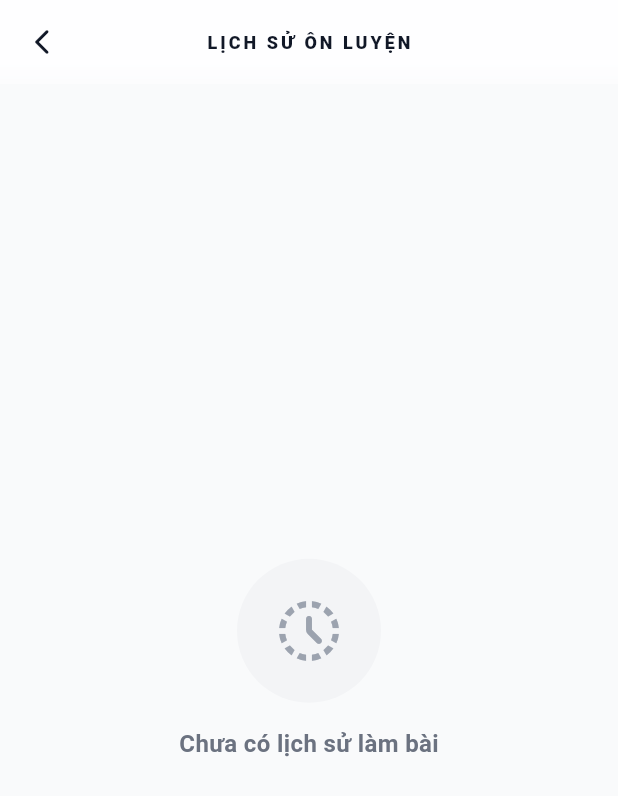
After one commit to nguyenhuukhanh-25-05-05/English, a Flutter app: the ProfileScreen screen opened directly, scrolled down 561 dp, after a tap on "Lịch sử ôn luyện", on a phone screen of 412 x 824 dp. The commit adds this screen. Shown: the top 796 px of the screen. Run offline on Flutter 3.47's test engine with Material 3 defaults, Android fonts, the phone set to English and light mode, and no system bars; our stand-ins replace flutter_tts, google_generative_ai, image_picker, sqflite; accounts and stored records are empty.

Commit message:
Feat: Practice History, Brighter AppBar, and Fixes

```diff
--- /dev/null
+++ b/lib/screens/profile/practice_history_screen.dart
@@ -0,0 +1,195 @@
+import 'dart:ui';
+import 'package:english/services/database_service.dart';
+import 'package:flutter/material.dart';
+
+class PracticeHistoryScreen extends StatelessWidget {
+  const PracticeHistoryScreen({super.key});
+
+  @override
+  Widget build(BuildContext context) {
+    return Scaffold(
+      backgroundColor: const Color(0xFFF9FAFB),
+      appBar: AppBar(
+        elevation: 0,
+        scrolledUnderElevation: 0,
+        backgroundColor: Colors.white.withValues(alpha: 0.9),
+        centerTitle: true,
+        leading: IconButton(
+          icon: const Icon(Icons.arrow_back_ios_new_rounded, size: 20),
+          color: const Color(0xFF111827),
+          onPressed: () => Navigator.pop(context),
+        ),
+        flexibleSpace: ClipRect(
+          child: BackdropFilter(
+            filter: ImageFilter.blur(sigmaX: 10, sigmaY: 10),
+            child: Container(color: Colors.transparent),
+          ),
+        ),
+        title: const Text(
+          'LỊCH SỬ ÔN LUYỆN',
+          style: TextStyle(
+            fontSize: 12,
+            fontWeight: FontWeight.w900,
+            color: Color(0xFF111827),
+            letterSpacing: 2.0,
+          ),
+        ),
+      ),
+      body: FutureBuilder<List<Map<String, dynamic>>>(
+        future: DatabaseService.instance.getCompletedExams(),
+        builder: (context, snapshot) {
+          if (snapshot.connectionState == ConnectionState.waiting) {
+            return const Center(child: CircularProgressIndicator());
+          }
+
+          if (!snapshot.hasData || snapshot.data!.isEmpty) {
+            return Center(
+              child: Column(
+                mainAxisAlignment: MainAxisAlignment.center,
+                children: [
+                  Container(
+                    padding: const EdgeInsets.all(24),
+                    decoration: BoxDecoration(
+                      color: const Color(0xFFF3F4F6),
+                      shape: BoxShape.circle,
+                    ),
+                    child: const Icon(
+                      Icons.history_toggle_off_rounded,
+                      size: 48,
+                      color: Color(0xFF9CA3AF),
+                    ),
+                  ),
+                  const SizedBox(height: 16),
+                  const Text(
+                    'Chưa có lịch sử làm bài',
+                    style: TextStyle(
+                      fontSize: 16,
+                      fontWeight: FontWeight.w600,
+                      color: Color(0xFF6B7280),
+                    ),
+                  ),
+                ],
+              ),
+            );
+          }
+
+          final sessions = snapshot.data!;
+          return ListView.separated(
+            padding: const EdgeInsets.fromLTRB(24, 24, 24, 120),
+            itemCount: sessions.length,
+            separatorBuilder: (context, index) => const SizedBox(height: 16),
+            itemBuilder: (context, index) {
+              final session = sessions[index];
+              return _HistoryCard(session: session);
+            },
+          );
+        },
+      ),
+    );
+  }
+}
+
+class _HistoryCard extends StatelessWidget {
+  const _HistoryCard({required this.session});
+
+  final Map<String, dynamic> session;
+
+  @override
+  Widget build(BuildContext context) {
+    final title = session['title'] as String? ?? 'Bài thi không tên';
+    final correct = session['correct_count'] as int? ?? 0;
+
+    final timestampStr = session['timestamp'] as String?;
+    DateTime? date;
+    if (timestampStr != null) {
+      date = DateTime.tryParse(timestampStr);
+    }
+
+    String dateStr = 'Không rõ thời gian';
+    if (date != null) {
+      final day = date.day.toString().padLeft(2, '0');
+      final month = date.month.toString().padLeft(2, '0');
+      final year = date.year;
+      final hour = date.hour.toString().padLeft(2, '0');
+      final minute = date.minute.toString().padLeft(2, '0');
+      dateStr = '$day/$month/$year $hour:$minute';
+    }
+
+    return Container(
+      padding: const EdgeInsets.all(20),
+      decoration: BoxDecoration(
+        color: Colors.white,
+        borderRadius: BorderRadius.circular(20),
+        boxShadow: [
+          BoxShadow(
+            color: const Color(0xFF111827).withValues(alpha: 0.05),
+            blurRadius: 20,
+            offset: const Offset(0, 4),
+          ),
+        ],
+      ),
+      child: Row(
+        children: [
+          Container(
+            padding: const EdgeInsets.all(12),
+            decoration: BoxDecoration(
+              color: const Color(0xFF3B82F6).withValues(alpha: 0.1),
+              borderRadius: BorderRadius.circular(14),
+            ),
+            child: const Icon(
+              Icons.assignment_turned_in_rounded,
+              color: Color(0xFF3B82F6),
+              size: 24,
+            ),
+          ),
+          const SizedBox(width: 16),
+          Expanded(
+            child: Column(
+              crossAxisAlignment: CrossAxisAlignment.start,
+              children: [
+                Text(
+                  title,
+                  style: const TextStyle(
+                    fontSize: 16,
+                    fontWeight: FontWeight.w700,
+                    color: Color(0xFF111827),
+                  ),
+                ),
+                const SizedBox(height: 4),
+                Text(
+                  dateStr,
+                  style: const TextStyle(
+                    fontSize: 13,
+                    fontWeight: FontWeight.w500,
+                    color: Color(0xFF9CA3AF),
+                  ),
+                ),
+              ],
+            ),
+          ),
+          Column(
+            crossAxisAlignment: CrossAxisAlignment.end,
+            children: [
+              Text(
+                '$correct',
+                style: const TextStyle(
+                  fontSize: 20,
+                  fontWeight: FontWeight.w800,
+                  color: Color(0xFF10B981),
+                ),
+              ),
+              const Text(
+                'Câu đúng',
+                style: TextStyle(
+                  fontSize: 11,
+                  fontWeight: FontWeight.w600,
+                  color: Color(0xFF6B7280),
+                ),
+              ),
+            ],
+          ),
+        ],
+      ),
+    );
+  }
+}
--- a/lib/screens/profile_screen.dart
+++ b/lib/screens/profile_screen.dart
@@ -1,8 +1,10 @@
 import 'dart:io';
+import 'dart:ui';
 import 'package:flutter/material.dart';
 import 'package:image_picker/image_picker.dart';
 import 'package:english/services/score_service.dart';
 import 'package:english/screens/profile_screen/saved_vocab_screen.dart';
+import 'package:english/screens/profile/practice_history_screen.dart';
 
 class ProfileScreen extends StatelessWidget {
   const ProfileScreen({super.key});
@@ -241,9 +243,15 @@ class ProfileScreen extends StatelessWidget {
       appBar: AppBar(
         elevation: 0,
         scrolledUnderElevation: 0,
-        backgroundColor: Colors.transparent,
+        automaticallyImplyLeading: false,
         centerTitle: true,
-        automaticallyImplyLeading: false,
+        backgroundColor: Colors.white.withValues(alpha: 0.9),
+        flexibleSpace: ClipRect(
+          child: BackdropFilter(
+            filter: ImageFilter.blur(sigmaX: 10, sigmaY: 10),
+            child: Container(color: Colors.transparent),
+          ),
+        ),
         title: const Text(
           'CÁ NHÂN',
           style: TextStyle(
@@ -259,6 +267,7 @@ class ProfileScreen extends StatelessWidget {
         builder: (context, _) {
           final score = ScoreService.instance;
           return SingleChildScrollView(
+            padding: const EdgeInsets.only(bottom: 150), // Thêm padding ở dưới
             child: Column(
               children: [
                 _ProfileHeader(score: score),
@@ -299,11 +308,10 @@ class ProfileScreen extends StatelessWidget {
                       title: 'Lịch sử ôn luyện',
                       color: const Color(0xFF6366F1),
                       onTap: () {
-                        ScaffoldMessenger.of(context).showSnackBar(
-                          const SnackBar(
-                            content: Text(
-                              'Tính năng lịch sử chi tiết sắp ra mắt!',
-                            ),
+                        Navigator.push(
+                          context,
+                          MaterialPageRoute(
+                            builder: (_) => const PracticeHistoryScreen(),
                           ),
                         );
                       },
--- a/lib/services/database_service.dart
+++ b/lib/services/database_service.dart
@@ -177,6 +177,15 @@ class DatabaseService {
     );
   }
 
+  Future<List<Map<String, dynamic>>> getCompletedExams() async {
+    final db = await database;
+    return await db.query(
+      'exam_sessions',
+      where: 'is_completed = 1',
+      orderBy: 'timestamp DESC',
+    );
+  }
+
   Future<Map<String, dynamic>> getStatistics() async {
     final db = await database;
     final results = await db.query(
```
Also changed, not shown: lib/screens/exam.dart (+9 -1 lines), lib/screens/home_screen.dart (+9 -2 lines), lib/screens/lesson_screen.dart (+9 -2 lines).
